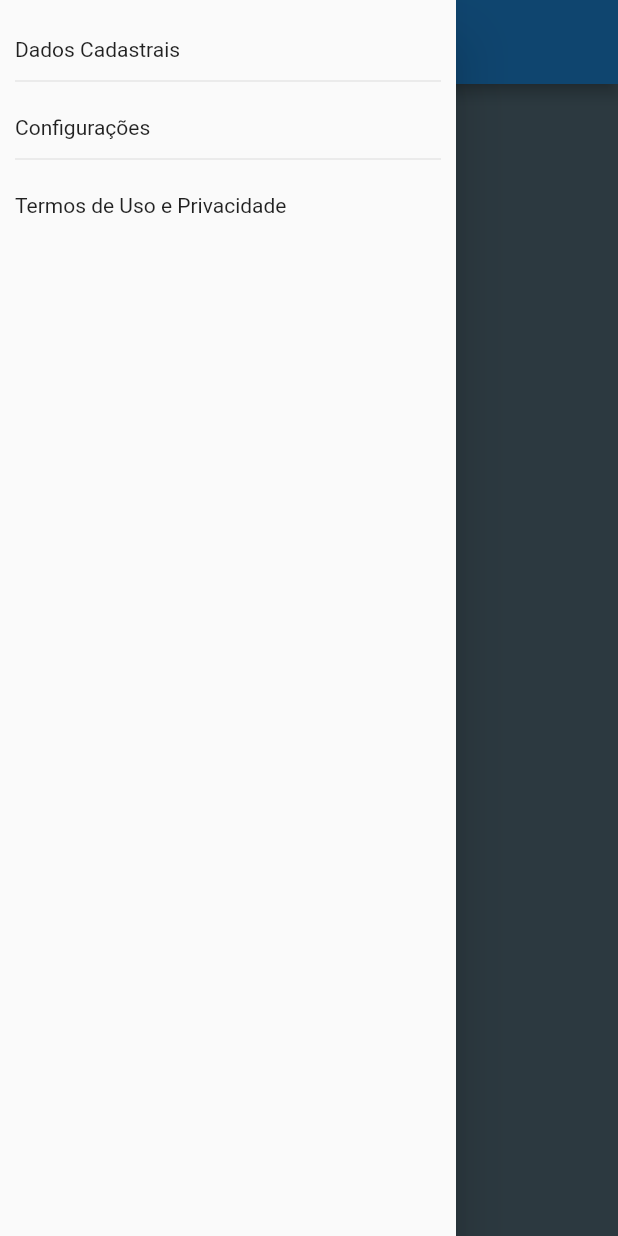
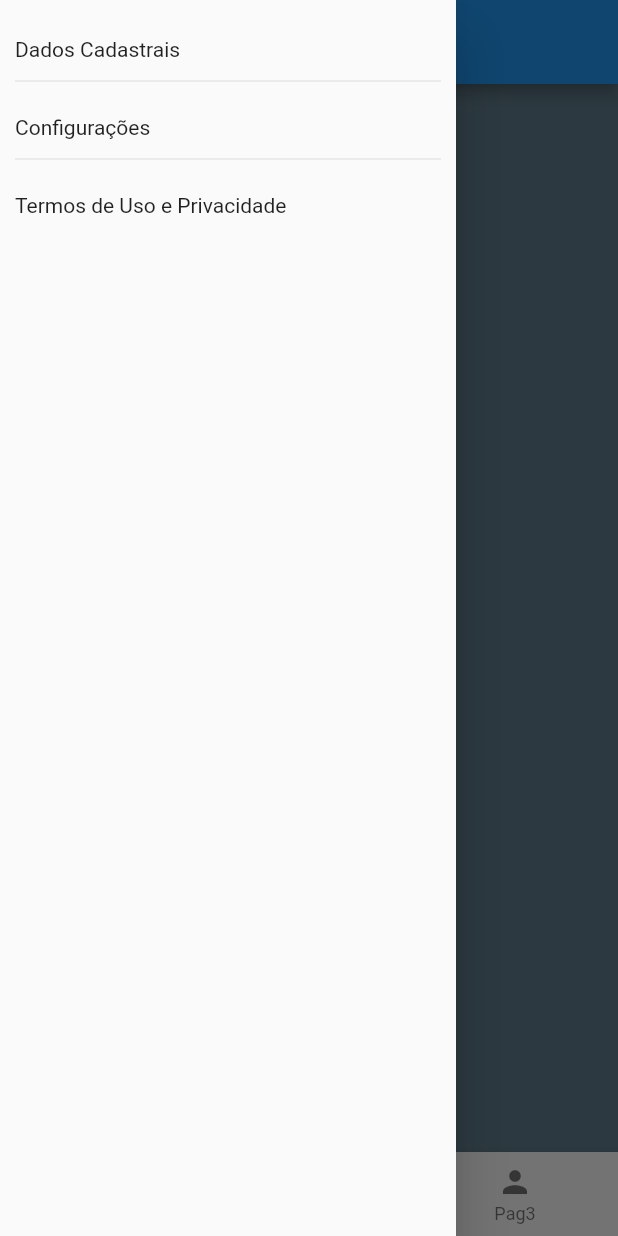
Before and after one commit to marcoamolinaro/FormacaoFlutterSpecialistDIO, a Flutter app: the MainPage screen opened directly, with the side drawer open, on a phone screen of 412 x 824 dp. Run offline on Flutter 3.47's test engine with Material 2 defaults, Android fonts, the phone set to English and light mode, and no system bars; our stand-ins replace cloud_firestore, firebase_analytics, firebase_core, firebase_crashlytics, firebase_messaging, firebase_remote_config and 3 more; missing offline and left inert: dart:ffi; accounts and stored records are empty; generated files the repository leaves out were written again; network calls fail.

Commit message:
Conhecendo o BottonNavigationBar

```diff
--- a/trilhaapp/lib/pages/main_page.dart
+++ b/trilhaapp/lib/pages/main_page.dart
@@ -13,6 +13,8 @@ class MainPage extends StatefulWidget {
 }
 
 class _MainPageState extends State<MainPage> {
+  PageController controller = PageController(initialPage: 0);
+  int posicaoPagina = 0;
   @override
   Widget build(BuildContext context) {
     return SafeArea(
@@ -69,6 +71,12 @@ class _MainPageState extends State<MainPage> {
           children: [
             Expanded(
               child: PageView(
+                controller: controller,
+                onPageChanged: (value) {
+                  setState(() {
+                    posicaoPagina = value;
+                  });
+                },
                 children: const [
                   Pagina1Page(),
                   Pagina2Page(),
@@ -76,6 +84,18 @@ class _MainPageState extends State<MainPage> {
                 ],
               ),
             ),
+            BottomNavigationBar(
+                onTap: (value) {
+                  controller.jumpToPage(value);
+                },
+                currentIndex: posicaoPagina,
+                items: const [
+                  BottomNavigationBarItem(
+                      label: "Pag1", icon: Icon(Icons.home)),
+                  BottomNavigationBarItem(label: "Pag2", icon: Icon(Icons.add)),
+                  BottomNavigationBarItem(
+                      label: "Pag3", icon: Icon(Icons.person)),
+                ])
           ],
         ),
       ),
```
